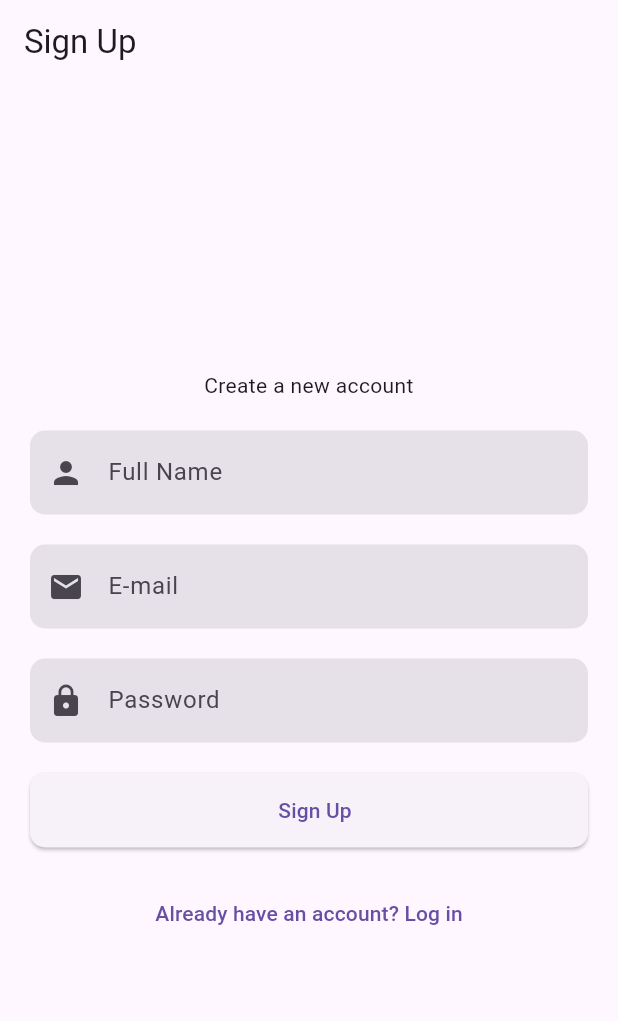
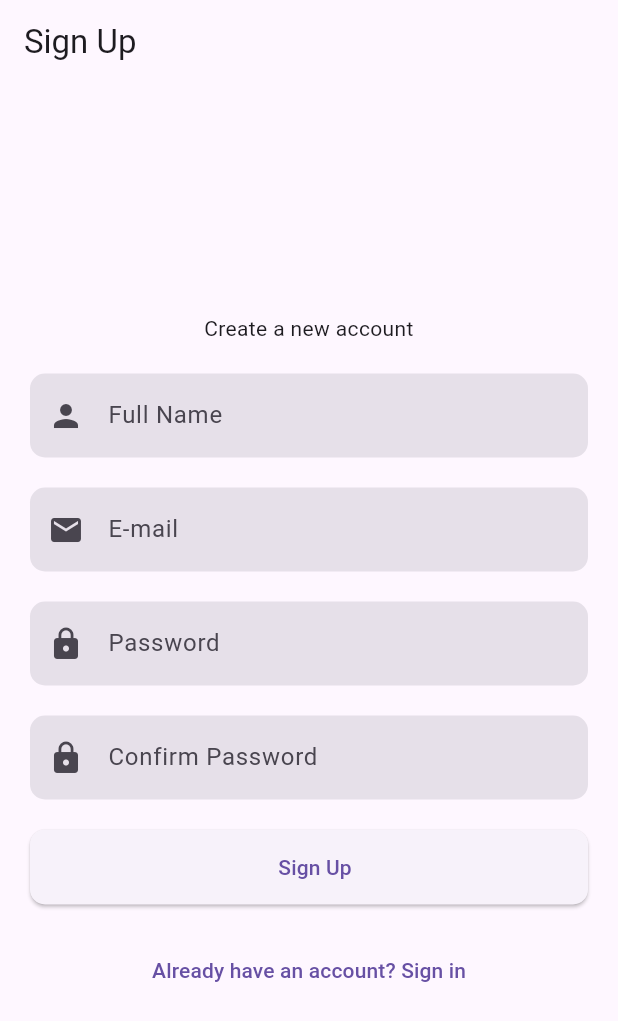
Before and after one commit to rodrigogmdias/flutter-boilerplate, a Flutter app: the SignUpPage screen opened by its route, on a phone screen of 412 x 824 dp. Shown: the top 1021 px of the screen. Run offline on Flutter 3.47's test engine with Material 3 defaults, Android fonts, the phone set to English and light mode, and no system bars; our stand-ins replace bloc, firebase_auth, firebase_core, flutter_bloc, go_router, google_sign_in; accounts and stored records are empty; generated files the repository leaves out were written again; network calls fail.

Commit message:
feat: implementar cubit de cadastro e estados correspondentes

```diff
--- a/lib/feature/home/home_page.dart
+++ b/lib/feature/home/home_page.dart
@@ -9,6 +9,8 @@ class HomePage extends StatelessWidget {
 
   @override
   Widget build(BuildContext context) {
+    final user = FirebaseAuth.instance.currentUser;
+
     return Scaffold(
       appBar: AppBar(
         title: const Text('Home Page'),
@@ -18,6 +20,7 @@ class HomePage extends StatelessWidget {
         child: Column(
           children: [
             Text(AppLocalizations.of(context)!.helloWorld),
+            if (user != null) Text(user.displayName ?? 'User'),
             const SizedBox(height: 20),
             CustomButton(
               label: "Logout",
--- a/lib/feature/login/login_page.dart
+++ b/lib/feature/login/login_page.dart
@@ -19,7 +19,7 @@ class LoginPage extends StatelessWidget {
     final passwordController = TextEditingController();
 
     return BlocProvider(
-      create: (context) => LoginCubit()..checkLogin(),
+      create: (context) => LoginCubit(),
       child: BlocBuilder<LoginCubit, LoginState>(
         buildWhen: (previous, current) {
           if (current is LoginError) {
--- /dev/null
+++ b/lib/feature/sign_up/cubit/sign_up_cubit.dart
@@ -0,0 +1,20 @@
+import 'package:bloc/bloc.dart';
+import 'package:firebase_auth/firebase_auth.dart';
+import 'package:meta/meta.dart';
+
+part 'sign_up_state.dart';
+
+class SignUpCubit extends Cubit<SignUpState> {
+  SignUpCubit() : super(SignUpInitial());
+
+  void signUp(String email, String password, String name) {
+    FirebaseAuth.instance
+        .createUserWithEmailAndPassword(email: email, password: password)
+        .then((value) {
+      value.user!.updateProfile(displayName: name);
+      emit(SignUpSuccess());
+    }).catchError((error) {
+      emit(SignUpFailed(error.toString()));
+    });
+  }
+}
--- /dev/null
+++ b/lib/feature/sign_up/cubit/sign_up_state.dart
@@ -0,0 +1,14 @@
+part of 'sign_up_cubit.dart';
+
+@immutable
+sealed class SignUpState {}
+
+final class SignUpInitial extends SignUpState {}
+
+final class SignUpSuccess extends SignUpState {}
+
+final class SignUpFailed extends SignUpState {
+  final String error;
+
+  SignUpFailed(this.error);
+}
--- a/lib/feature/sign_up/sign_up_page.dart
+++ b/lib/feature/sign_up/sign_up_page.dart
@@ -1,4 +1,6 @@
+import 'package:boilerplate/feature/sign_up/cubit/sign_up_cubit.dart';
 import 'package:flutter/material.dart';
+import 'package:flutter_bloc/flutter_bloc.dart';
 import 'package:flutter_gen/gen_l10n/app_localizations.dart'; // Import AppLocalizations
 
 import '../../shared/components/custom_buttons.dart';
@@ -12,11 +14,36 @@ class SignUpPage extends StatelessWidget {
     final TextEditingController fullNameController = TextEditingController();
     final TextEditingController emailController = TextEditingController();
     final TextEditingController passwordController = TextEditingController();
+    final TextEditingController confirmPasswordController =
+        TextEditingController(); // Novo controlador
 
+    return BlocProvider(
+      create: (context) => SignUpCubit(),
+      child: BlocBuilder<SignUpCubit, SignUpState>(
+        buildWhen: (previous, current) {
+          if (current is SignUpSuccess) {
+            Navigator.pop(context);
+            ScaffoldMessenger.of(context).showSnackBar(
+              SnackBar(
+                content: Text(AppLocalizations.of(context)!.signUpSuccess),
+              ),
+            );
+            return false;
+          }
+          if (current is SignUpFailed) {
+            ScaffoldMessenger.of(context).showSnackBar(
+              SnackBar(
+                content: Text(current.error),
+              ),
+            );
+            return false;
+          }
+          return true;
+        },
+        builder: (context, state) {
           return Scaffold(
             appBar: AppBar(
-        title:
-            Text(AppLocalizations.of(context)!.signUp), // Use AppLocalizations
+              title: Text(AppLocalizations.of(context)!.signUp),
             ),
             body: Center(
               child: Padding(
@@ -26,49 +53,71 @@ class SignUpPage extends StatelessWidget {
                   crossAxisAlignment: CrossAxisAlignment.stretch,
                   children: [
                     Text(
-                AppLocalizations.of(context)!
-                    .createNewAccount, // Use AppLocalizations
+                      AppLocalizations.of(context)!.createNewAccount,
                       textAlign: TextAlign.center,
                       style: Theme.of(context).textTheme.bodyMedium,
                     ),
                     const SizedBox(height: 20),
                     CustomTextField(
                       controller: fullNameController,
-                hintText: AppLocalizations.of(context)!
-                    .fullName, // Use AppLocalizations
+                      hintText: AppLocalizations.of(context)!.fullName,
                       icon: Icons.person,
                     ),
                     const SizedBox(height: 20),
                     CustomTextField(
                       controller: emailController,
-                hintText:
-                    AppLocalizations.of(context)!.email, // Use AppLocalizations
+                      hintText: AppLocalizations.of(context)!.email,
                       icon: Icons.email,
                     ),
                     const SizedBox(height: 20),
                     CustomTextField(
                       controller: passwordController,
+                      hintText: AppLocalizations.of(context)!.password,
+                      icon: Icons.lock,
+                      obscureText: true,
+                    ),
+                    const SizedBox(height: 20),
+                    CustomTextField(
+                      controller: confirmPasswordController, // Novo campo
                       hintText: AppLocalizations.of(context)!
-                    .password, // Use AppLocalizations
+                          .confirmPassword, // Novo texto de dica
                       icon: Icons.lock,
                       obscureText: true,
                     ),
                     const SizedBox(height: 20),
                     CustomButton(
-                label: AppLocalizations.of(context)!
-                    .signUp, // Use AppLocalizations
-                onPressed: () {},
+                      label: AppLocalizations.of(context)!.signUp,
+                      onPressed: () {
+                        if (passwordController.text !=
+                            confirmPasswordController.text) {
+                          ScaffoldMessenger.of(context).showSnackBar(
+                            SnackBar(
+                              content: Text(AppLocalizations.of(context)!
+                                  .passwordsDoNotMatch),
+                            ),
+                          );
+                        } else {
+                          context.read<SignUpCubit>().signUp(
+                                emailController.text,
+                                passwordController.text,
+                                fullNameController.text,
+                              );
+                        }
+                      },
                     ),
                     const SizedBox(height: 20),
                     TextButton(
                       onPressed: () => Navigator.pop(context),
-                child: Text(AppLocalizations.of(context)!
-                    .alreadyHaveAccount), // Use AppLocalizations
+                      child: Text(
+                          AppLocalizations.of(context)!.alreadyHaveAccount),
                     ),
                   ],
                 ),
               ),
             ),
           );
+        },
+      ),
+    );
   }
 }
--- a/lib/l10n/app_en.arb
+++ b/lib/l10n/app_en.arb
@@ -18,5 +18,10 @@
   "or": "Or",
   "google": "GOOGLE",
   "apple": "APPLE",
-  "resetPasswordEmailSent": "Reset password email sent"
+  "resetPasswordEmailSent": "Reset password email sent",
+  "confirmPassword": "Confirm Password",
+  "passwordsDoNotMatch": "Passwords do not match",
+  "fieldRequired": "This field is required",
+  "signUpSuccess": "Sign up successful!",
+  "alreadyHaveAccount": "Already have an account? Sign in"
 }
```
Also changed, not shown: lib/feature/forget_password/forget_password_page.dart (+6 -11 lines), lib/feature/login/cubit/login_cubit.dart (+4 -17 lines), lib/l10n/app_pt.arb (+7 -3 lines). Lines whose indentation alone changed are shown as unchanged.
